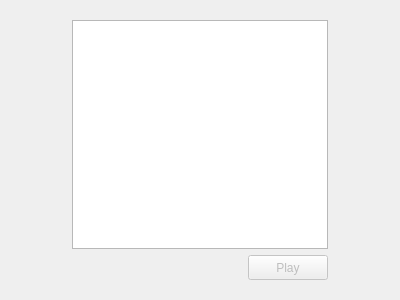
Old version of the form android/android-emu/android/skin/qt/extended-pages/record-macro-page.ui in the repository aosp-mirror/platform_external_qemu.
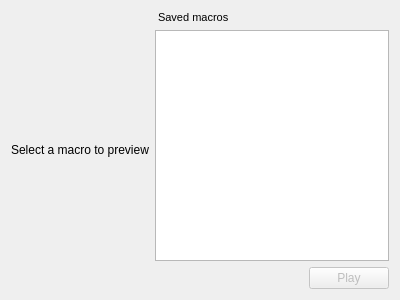
New version of the form. Icons and pictures are not drawn. Custom widgets are drawn as their Qt base class.

Commit message: MacroUI: Show gif preview of recorded macros when selected.

```diff
--- a/android/android-emu/android/skin/qt/extended-pages/record-macro-page.ui
+++ b/android/android-emu/android/skin/qt/extended-pages/record-macro-page.ui
@@ -19,39 +19,129 @@
   <property name="windowTitle">
    <string>Form</string>
   </property>
-  <layout class="QGridLayout" name="gridLayout">
+  <layout class="QHBoxLayout" name="horizontalLayout">
+   <item>
+    <widget class="android::videoplayer::VideoPlayerWidget" name="videoWidget" native="true">
+     <property name="sizePolicy">
+      <sizepolicy hsizetype="Expanding" vsizetype="Expanding">
+       <horstretch>0</horstretch>
+       <verstretch>0</verstretch>
+      </sizepolicy>
+     </property>
+     <layout class="QVBoxLayout" name="verticalLayout_3" stretch="0">
+      <property name="spacing">
+       <number>0</number>
+      </property>
    <property name="leftMargin">
-    <number>20</number>
+       <number>0</number>
    </property>
    <property name="topMargin">
-    <number>20</number>
+       <number>0</number>
    </property>
    <property name="rightMargin">
-    <number>20</number>
+       <number>0</number>
    </property>
    <property name="bottomMargin">
-    <number>20</number>
-   </property>
-   <item row="1" column="0" alignment="Qt::AlignRight">
+       <number>0</number>
+      </property>
+      <item>
+       <widget class="QWidget" name="previewOverlay" native="true">
+        <property name="ColorGroup" stdset="0">
+         <string>Overlay</string>
+        </property>
+        <layout class="QVBoxLayout" name="verticalLayout_4" stretch="0">
+         <property name="spacing">
+          <number>0</number>
+         </property>
+         <property name="sizeConstraint">
+          <enum>QLayout::SetDefaultConstraint</enum>
+         </property>
+         <property name="leftMargin">
+          <number>0</number>
+         </property>
+         <property name="topMargin">
+          <number>0</number>
+         </property>
+         <property name="rightMargin">
+          <number>0</number>
+         </property>
+         <property name="bottomMargin">
+          <number>0</number>
+         </property>
+         <item alignment="Qt::AlignHCenter|Qt::AlignVCenter">
+          <widget class="QLabel" name="previewLabel">
+           <property name="text">
+            <string>Select a macro to preview</string>
+           </property>
+          </widget>
+         </item>
+        </layout>
+       </widget>
+      </item>
+     </layout>
+    </widget>
+   </item>
+   <item>
+    <layout class="QVBoxLayout" name="verticalLayout">
+     <item>
+      <widget class="QLabel" name="savedMacrosLabel">
+       <property name="font">
+        <font>
+         <pointsize>8</pointsize>
+        </font>
+       </property>
+       <property name="text">
+        <string> Saved macros</string>
+       </property>
+      </widget>
+     </item>
+     <item>
+      <widget class="QListWidget" name="macroList">
+       <property name="horizontalScrollBarPolicy">
+        <enum>Qt::ScrollBarAlwaysOff</enum>
+       </property>
+       <property name="autoScroll">
+        <bool>false</bool>
+       </property>
+       <property name="selectionRectVisible">
+        <bool>true</bool>
+       </property>
+       <property name="currentRow">
+        <number>-1</number>
+       </property>
+       <property name="sortingEnabled">
+        <bool>true</bool>
+       </property>
+      </widget>
+     </item>
+     <item alignment="Qt::AlignRight">
     <widget class="RaisedMaterialButton" name="playButton">
      <property name="enabled">
       <bool>false</bool>
      </property>
      <property name="sizePolicy">
-      <sizepolicy hsizetype="Minimum" vsizetype="Minimum">
+        <sizepolicy hsizetype="Minimum" vsizetype="Fixed">
        <horstretch>0</horstretch>
        <verstretch>0</verstretch>
       </sizepolicy>
      </property>
      <property name="minimumSize">
       <size>
-       <width>80</width>
-       <height>25</height>
-      </size>
-     </property>
+         <width>60</width>
+         <height>0</height>
+        </size>
+       </property>
+       <property name="font">
+        <font>
+         <pointsize>9</pointsize>
+        </font>
+       </property>
      <property name="accessibleDescription">
       <string>Play</string>
      </property>
+       <property name="layoutDirection">
+        <enum>Qt::LeftToRight</enum>
+       </property>
      <property name="text">
       <string>Play</string>
      </property>
@@ -76,27 +166,7 @@
      </property>
     </widget>
    </item>
-   <item row="0" column="0">
-    <widget class="QListWidget" name="macroList">
-     <property name="sizePolicy">
-      <sizepolicy hsizetype="Maximum" vsizetype="Expanding">
-       <horstretch>0</horstretch>
-       <verstretch>0</verstretch>
-      </sizepolicy>
-     </property>
-     <property name="wordWrap">
-      <bool>true</bool>
-     </property>
-     <property name="selectionRectVisible">
-      <bool>true</bool>
-     </property>
-     <property name="currentRow">
-      <number>-1</number>
-     </property>
-     <property name="sortingEnabled">
-      <bool>true</bool>
-     </property>
-    </widget>
+    </layout>
    </item>
   </layout>
  </widget>
@@ -106,6 +176,11 @@
    <extends>QPushButton</extends>
    <header>android/skin/qt/raised-material-button.h</header>
   </customwidget>
+  <customwidget>
+   <class>android::videoplayer::VideoPlayerWidget</class>
+   <extends>QWidget</extends>
+   <header>android/skin/qt/video-player/VideoPlayerWidget.h</header>
+  </customwidget>
  </customwidgets>
  <resources>
   <include location="../resources.qrc"/>
```
Lines whose indentation alone changed are shown as unchanged. The commit also changes 3 other files.
